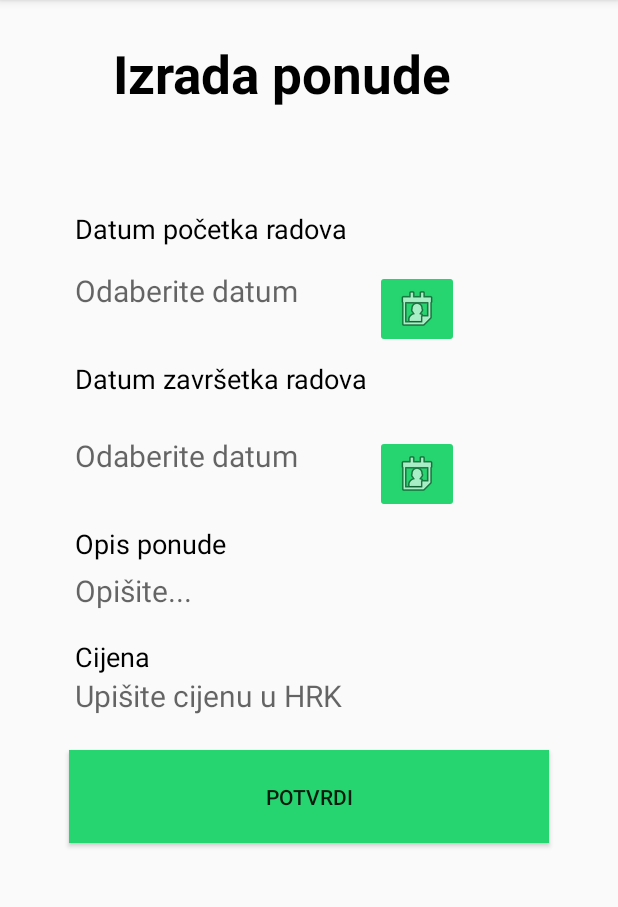
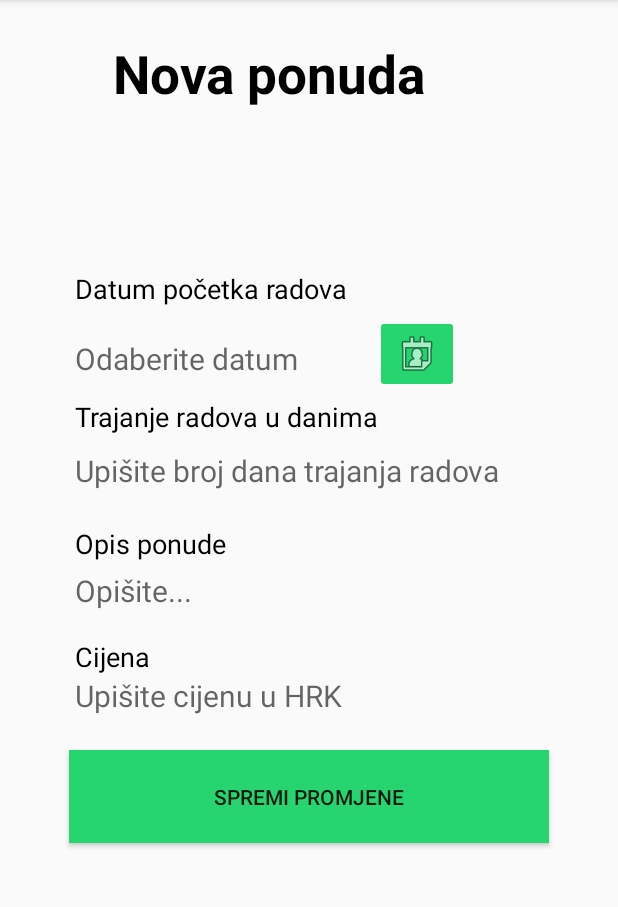
Before and after one commit to AIR-FOI-HR/AIR1923, an Android app: the OfferActivity screen opened directly, with no data from a screen before it, on a phone screen of 412 x 824 dp, the part 84-991 px from its top. Run offline under Robolectric (Android 15) with nearby library versions, the phone set to English and light mode, and no system bars; 6 statements that could not run were skipped.

Commit message:
Popravak izrade i uređivanja ponude (datumi)

```diff
--- a/mGradnja/app/src/main/java/com/mgradnja/Izvodjac/GlavniIzbornikIzvodjac.java
+++ b/mGradnja/app/src/main/java/com/mgradnja/Izvodjac/GlavniIzbornikIzvodjac.java
@@ -160,6 +160,7 @@ public class GlavniIzbornikIzvodjac extends AppCompatActivity {
 
                     switch (item.getItemId()){
                         case R.id.nav_assignment:
+                            BrojPonuda = 0;
                             ProvjeriPonude();
                             if(BrojPonuda == 0) Toast.makeText(GlavniIzbornikIzvodjac.this , "Nemate nijednu ponudu!" , Toast.LENGTH_LONG).show();
                             else {
--- a/mGradnja/app/src/main/java/com/mgradnja/Izvodjac/OfferActivity.java
+++ b/mGradnja/app/src/main/java/com/mgradnja/Izvodjac/OfferActivity.java
@@ -24,6 +24,7 @@ import java.sql.Date;
 import java.sql.ResultSet;
 import java.sql.SQLException;
 import java.sql.Statement;
+import java.sql.Time;
 import java.text.DateFormat;
 import java.text.ParseException;
 import java.text.SimpleDateFormat;
@@ -35,10 +36,12 @@ public class OfferActivity extends AppCompatActivity implements DatePickerDialog
     public String NazivUpita;
     public Integer ID_Izvodjaca;
     public Integer ID_Upita;
+    public Integer BrojDana;
+    public String BrojDanaString;
     public String Opis;
     public String Datum;
     public Date DatumPocetka;
-    public Date DatumKraja;
+    public Date DatumKrajaR;
     public float Cijena;
     public int Status;
     public String RadoviPocetak;
@@ -47,11 +50,11 @@ public class OfferActivity extends AppCompatActivity implements DatePickerDialog
     private TextView Naziv;
     private TextView Cena;
     private TextView Ooopis;
-    private TextView PocetakRadovatxt;
-    private TextView KrajRadovatxt;
+    public TextView BrojDanatxt;
     ImageButton DatumPocetni;
-    ImageButton DatumKraj;
     Button Potvrdi;
+    public TextView tv;
+    public  TextView tv2;
 
 
     @Override
@@ -65,12 +68,9 @@ public class OfferActivity extends AppCompatActivity implements DatePickerDialog
 
         Naziv = findViewById(R.id.txtNazivUpita);
         DatumPocetni = findViewById(R.id.btnDatumPocetka);
-        DatumKraj = findViewById(R.id.btnDatumKraja);
         Potvrdi = findViewById(R.id.btnSpremiPromjene);
         Cena = findViewById(R.id.txtCijenaPonude);
         Ooopis = findViewById(R.id.txtOpisRadova);
-        //PocetakRadovatxt = findViewById(R.id.txtDatumPocetkaRadova);
-       // KrajRadovatxt = findViewById(R.id.txtDatumKrajaRadova);
         connectionClass = new ConnectionClass();
         DohvatiNazivUpita();
         DohvatiDatuum();
@@ -79,16 +79,10 @@ public class OfferActivity extends AppCompatActivity implements DatePickerDialog
             public void onClick(View v) {
                 DialogFragment datepicker=new DatePickerFragment();
                 datepicker.show(getSupportFragmentManager(),"date picker");
+
             }
         });
 
-        DatumKraj.setOnClickListener(new View.OnClickListener() {
-            @Override
-            public void onClick(View v) {
-                DialogFragment datepicker2=new DatePickerFragment();
-                datepicker2.show(getSupportFragmentManager(),"date picker");
-            }
-        });
 
         Potvrdi.setOnClickListener(new View.OnClickListener() {
             @Override
@@ -97,6 +91,7 @@ public class OfferActivity extends AppCompatActivity implements DatePickerDialog
             }
         });
 
+        BrojDanatxt = findViewById(R.id.txtBrojDana);
 
 
     }
@@ -110,25 +105,28 @@ public class OfferActivity extends AppCompatActivity implements DatePickerDialog
         int godina=c.get(Calendar.YEAR);
         int mjesec=c.get(Calendar.MONTH)+1;
         int dan=c.get(Calendar.DAY_OF_MONTH);
-        boolean istina = false;
+        RadoviPocetak=godina+"-"+mjesec+"-"+dan;
+
         String currentDate= DateFormat.getDateInstance(DateFormat.SHORT).format(c.getTime());
 
-        TextView datum=findViewById(R.id.txtDatumPocetkaRadova);
-        TextView Datum2 = findViewById(R.id.txtDatumKrajaRadova);
-        String sel = "";
-        sel = datum.getText().toString();
-        if(sel.isEmpty()) {
+            TextView datum=findViewById(R.id.txtDatumPocetkaRadova);
             datum.setText(currentDate);
-            RadoviPocetak=godina+"-"+mjesec+"-"+dan;
-        }
-        else {
-            RadoviKraj=godina+"-"+mjesec+"-"+dan;
 
-            istina = ProvjeriDatume(RadoviPocetak, RadoviKraj);
-            if(istina) Datum2.setText(currentDate);
-
+    }
+    public void IzracunajDrugiDatum(String RadoviPočetak, int BrDana){
+        SimpleDateFormat dateFormat = new SimpleDateFormat("yyyy-MM-dd");
+        Calendar c = Calendar.getInstance();
+        try{
+            c.setTime(dateFormat.parse(RadoviPočetak));
 
         }
+        catch (ParseException e){
+            e.printStackTrace();
+        }
+
+        c.add(Calendar.DAY_OF_YEAR, BrDana);
+        DatumKrajaR = new Date(c.getTimeInMillis());
+        RadoviKraj = dateFormat.format(DatumKrajaR);
     }
     public void DohvatiDatuum(){
         ConnectionClass connectionClass = new ConnectionClass();
@@ -162,7 +160,9 @@ public class OfferActivity extends AppCompatActivity implements DatePickerDialog
         return b;
     }
     public void MakeNewOffer(){
-
+        BrojDanaString = BrojDanatxt.getText().toString();
+        BrojDana = Integer.valueOf(BrojDanaString);
+        IzracunajDrugiDatum(RadoviPocetak, BrojDana);
         Connection con = connectionClass.CONN();
 
         Status = 0;
--- a/mGradnja/app/src/main/res/layout/activity_offer.xml
+++ b/mGradnja/app/src/main/res/layout/activity_offer.xml
@@ -15,14 +15,14 @@
 
 
         <TextView
-            android:id="@+id/txtNaslovUređivanjaPonude"
+            android:id="@+id/txtNaslovNovePonude"
             android:layout_width="wrap_content"
             android:layout_height="60dp"
             android:layout_alignParentTop="true"
             android:layout_marginLeft="75dp"
             android:layout_marginTop="25dp"
             android:clickable="true"
-            android:text="Izrada ponude"
+            android:text="Nova ponuda"
             android:textAlignment="center"
             android:textColor="#000000"
             android:textSize="35sp"
@@ -33,7 +33,7 @@
             android:layout_width="wrap_content"
             android:layout_height="wrap_content"
             android:layout_marginLeft="50dp"
-            android:layout_marginTop="100dp"
+            android:layout_marginTop="130dp"
             android:text="Naziv upita"
             android:textColor="#000000"
             android:textSize="24sp"
@@ -43,7 +43,7 @@
             android:layout_width="wrap_content"
             android:layout_height="wrap_content"
             android:layout_marginLeft="50dp"
-            android:layout_marginTop="140dp"
+            android:layout_marginTop="180dp"
             android:text="Datum početka radova"
             android:textColor="#000000"
             android:textSize="18sp" />
@@ -53,7 +53,7 @@
             android:layout_width="wrap_content"
             android:layout_height="wrap_content"
             android:layout_marginLeft="50dp"
-            android:layout_marginTop="180dp"
+            android:layout_marginTop="225dp"
             android:background="@null"
             android:hint="Odaberite datum"
             android:textSize="20sp" />
@@ -62,20 +62,25 @@
             android:layout_width="wrap_content"
             android:layout_height="wrap_content"
             android:layout_marginLeft="50dp"
-            android:layout_marginTop="240dp"
-            android:text="Datum završetka radova"
+            android:layout_marginTop="265dp"
+            android:text="Trajanje radova u danima"
             android:textColor="#000000"
             android:textSize="18sp" />
 
-        <TextView
-            android:id="@+id/txtDatumKrajaRadova"
+        <EditText
+            android:id="@+id/txtBrojDana"
             android:layout_width="wrap_content"
             android:layout_height="wrap_content"
             android:layout_marginLeft="50dp"
-            android:layout_marginTop="290dp"
+            android:layout_marginTop="300dp"
             android:background="@null"
-            android:hint="Odaberite datum"
+            android:hint="Upišite broj dana trajanja radova"
+            android:inputType="number"
+            android:maxLength="22"
+            android:maxLines="1"
             android:textSize="20sp" />
+
+
 
         <TextView
             android:layout_width="wrap_content"
@@ -132,23 +137,14 @@
             android:layout_marginEnd="46dp"
             android:layout_marginRight="46dp"
             android:background="#27D570"
-            android:text="Potvrdi" />
+            android:text="Spremi promjene" />
 
         <ImageButton
             android:id="@+id/btnDatumPocetka"
             android:layout_width="wrap_content"
             android:layout_height="wrap_content"
             android:layout_marginLeft="250dp"
-            android:layout_marginTop="180dp"
-            android:backgroundTint="#27D570"
-            app:srcCompat="@android:drawable/ic_menu_my_calendar" />
-
-        <ImageButton
-            android:id="@+id/btnDatumKraja"
-            android:layout_width="wrap_content"
-            android:layout_height="wrap_content"
-            android:layout_marginLeft="250dp"
-            android:layout_marginTop="290dp"
+            android:layout_marginTop="210dp"
             android:backgroundTint="#27D570"
             app:srcCompat="@android:drawable/ic_menu_my_calendar" />
 
@@ -157,5 +153,7 @@
 
 
 
+
+
     </RelativeLayout>
 </ScrollView>
--- a/mGradnja/app/src/main/res/layout/activity_update_offer.xml
+++ b/mGradnja/app/src/main/res/layout/activity_update_offer.xml
@@ -15,7 +15,7 @@
 
 
         <TextView
-            android:id="@+id/txtNaslovUređivanjaPonude"
+            android:id="@+id/txtNaslovNovePonude"
             android:layout_width="wrap_content"
             android:layout_height="60dp"
             android:layout_alignParentTop="true"
```
Also changed, not shown: mGradnja/app/src/main/java/com/mgradnja/Izvodjac/UpdateOfferActivity.java (+18 -50 lines), 73 other files.
